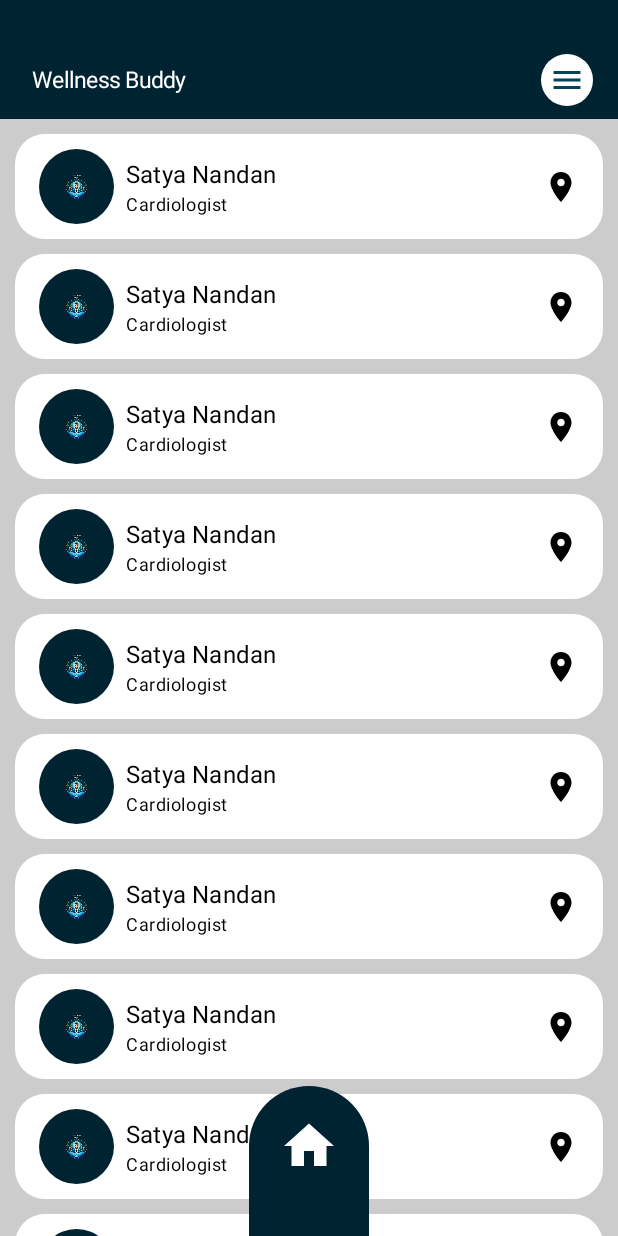
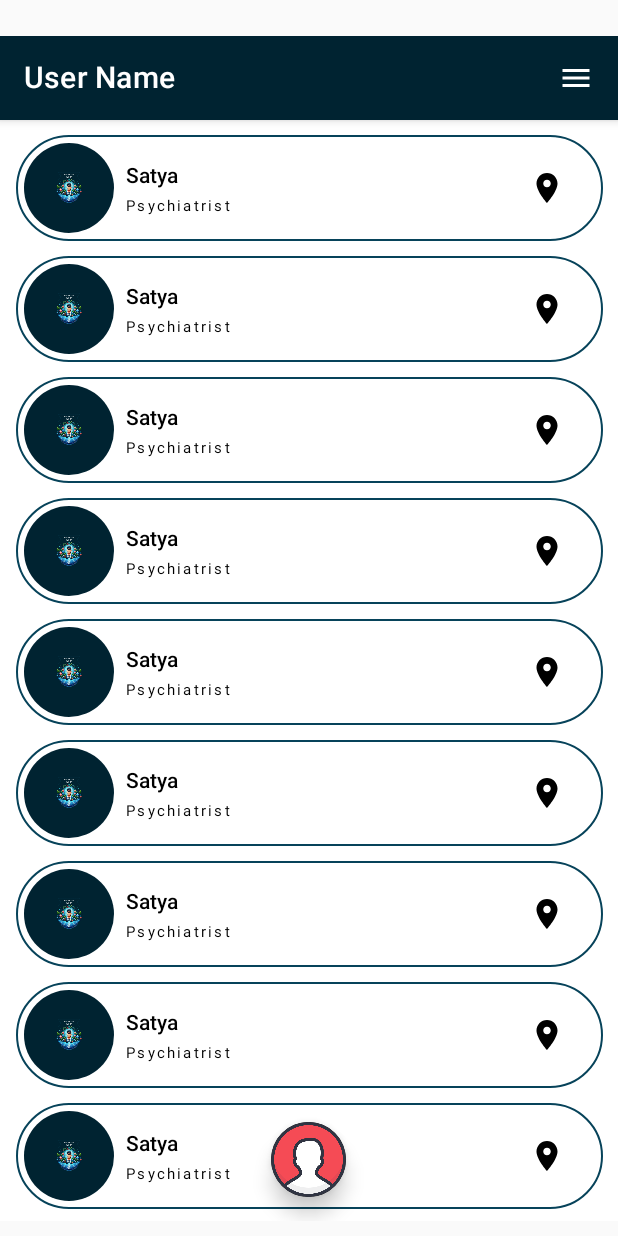
Before and after one commit to S-A-T-Y-A/Mobile_App_Dev_Final_Project, an Android app built with Jetpack Compose: the screen it shows after launch (MainActivity), on a phone screen of 412 x 824 dp. Run offline under Robolectric (Android 15) with nearby library versions, the phone set to English and light mode, and no system bars.

Commit message:
user page updated with scaffold

```diff
--- a/app/src/main/java/com/team3/wellness_buddy/WindowInsets.kt
+++ b/app/src/main/java/com/team3/wellness_buddy/helpers/WindowInsets.kt
@@ -1,4 +1,4 @@
-package com.team3.wellness_buddy
+package com.team3.wellness_buddy.helpers
 
 import android.annotation.SuppressLint
 import android.content.Context
@@ -8,7 +8,7 @@ import androidx.compose.ui.platform.LocalDensity
 import androidx.compose.ui.unit.Dp
 
 @SuppressLint("InternalInsetResource", "DiscouragedApi")
-fun getStatusBarHeight(context: Context): Int {
+private fun getStatusBarHeight(context: Context): Int {
     var result = 0
     val resourceId = context.resources.getIdentifier("status_bar_height", "dimen", "android")
     if (resourceId > 0) {
@@ -18,7 +18,7 @@ fun getStatusBarHeight(context: Context): Int {
 }
 
 @SuppressLint("DiscouragedApi")
-fun getBottomToolBarHeight(context: Context):Int{
+private fun getBottomToolBarHeight(context: Context):Int{
     var result=0
     val resourceId = context.resources.getIdentifier("nav_bar_height", "dimen", "android")
     if (resourceId > 0) {
@@ -36,3 +36,12 @@ fun getWindowStatusBarHeight(): Dp {
     }
     return statusBarHeightDp
 }
+
+@Composable
+fun getWindowToolBarHeight():Dp{
+    val btmToolBarHeight= getBottomToolBarHeight(LocalContext.current)
+    val btmToolBarHeightDp=with(LocalDensity.current){
+        btmToolBarHeight.toDp()
+    }
+    return btmToolBarHeightDp
+}
--- a/app/src/main/java/com/team3/wellness_buddy/register/SignUpForm.kt
+++ b/app/src/main/java/com/team3/wellness_buddy/register/SignUpForm.kt
@@ -22,8 +22,8 @@ import androidx.compose.ui.graphics.Color
 
 import androidx.compose.ui.unit.dp
 import com.team3.wellness_buddy.R
+import com.team3.wellness_buddy.helpers.getWindowToolBarHeight
 import com.team3.wellness_buddy.ui.theme.Custom_Colors
-import com.team3.wellness_buddy.usersList.getWindowToolBarHeight
 
 @OptIn(ExperimentalComposeUiApi::class)
 @Composable
--- a/app/src/main/java/com/team3/wellness_buddy/register/SignUpPage.kt
+++ b/app/src/main/java/com/team3/wellness_buddy/register/SignUpPage.kt
@@ -18,9 +18,10 @@ import androidx.compose.ui.platform.LocalContext
 import androidx.compose.ui.platform.LocalView
 import androidx.compose.ui.tooling.preview.Preview
 import androidx.compose.ui.unit.dp
-import com.team3.wellness_buddy.getWindowStatusBarHeight
+import com.team3.wellness_buddy.helpers.getWindowStatusBarHeight
+import com.team3.wellness_buddy.helpers.getWindowToolBarHeight
 import com.team3.wellness_buddy.ui.theme.Custom_Colors
-import com.team3.wellness_buddy.usersList.getWindowToolBarHeight
+
 
 @OptIn(ExperimentalMaterial3Api::class)
 @Preview(showBackground = true)
--- a/app/src/main/java/com/team3/wellness_buddy/ui/theme/Theme.kt
+++ b/app/src/main/java/com/team3/wellness_buddy/ui/theme/Theme.kt
@@ -65,7 +65,7 @@ fun Wellness_BuddyTheme(
     if (!view.isInEditMode) {
         SideEffect {
             val window = (view.context as Activity).window
-            window.statusBarColor = colorScheme.primary.toArgb()
+            window.statusBarColor = Custom_Colors.Primary_bg.toArgb()
             WindowCompat.getInsetsController(window, view).isAppearanceLightStatusBars = darkTheme
         }
     }
--- /dev/null
+++ b/app/src/main/java/com/team3/wellness_buddy/usersList/UserListContent.kt
@@ -0,0 +1,49 @@
+package com.team3.wellness_buddy.usersList
+
+import androidx.compose.foundation.background
+import androidx.compose.foundation.layout.Box
+import androidx.compose.foundation.layout.Column
+import androidx.compose.foundation.layout.PaddingValues
+import androidx.compose.foundation.layout.Spacer
+import androidx.compose.foundation.layout.fillMaxSize
+import androidx.compose.foundation.layout.height
+import androidx.compose.foundation.layout.imePadding
+import androidx.compose.foundation.layout.navigationBarsPadding
+import androidx.compose.foundation.layout.padding
+import androidx.compose.foundation.rememberScrollState
+import androidx.compose.foundation.verticalScroll
+import androidx.compose.runtime.Composable
+import androidx.compose.ui.Alignment
+import androidx.compose.ui.Modifier
+import androidx.compose.ui.graphics.Color
+import androidx.compose.ui.platform.LocalConfiguration
+import androidx.compose.ui.unit.dp
+import com.team3.wellness_buddy.helpers.getWindowToolBarHeight
+
+@Composable
+//fun UserList(userList:List<User>)
+fun UserListContent(paddingValues: PaddingValues) {
+    val scrollState= rememberScrollState()
+    Column(
+            modifier = Modifier
+                .padding(paddingValues)
+                .imePadding()
+                .fillMaxSize()
+                .verticalScroll(scrollState),
+        horizontalAlignment = Alignment.CenterHorizontally
+
+
+        ) {
+            val name="Satya"
+            val description="Psychiatrist"
+        Spacer(modifier = Modifier.height(10.dp))
+            for(i in 0..10){
+
+                UserListElement(name,description)
+                Spacer(modifier = Modifier.height(10.dp))
+            }
+        Spacer(modifier = Modifier.height(65.dp))
+
+        }
+
+}
--- /dev/null
+++ b/app/src/main/java/com/team3/wellness_buddy/usersList/UserListElement.kt
@@ -0,0 +1,88 @@
+package com.team3.wellness_buddy.usersList
+
+import android.annotation.SuppressLint
+import androidx.compose.foundation.Image
+import androidx.compose.foundation.border
+import androidx.compose.foundation.layout.Box
+import androidx.compose.foundation.layout.Column
+import androidx.compose.foundation.layout.Row
+import androidx.compose.foundation.layout.fillMaxSize
+import androidx.compose.foundation.layout.fillMaxWidth
+import androidx.compose.foundation.layout.height
+import androidx.compose.foundation.layout.padding
+import androidx.compose.foundation.layout.size
+import androidx.compose.foundation.shape.CircleShape
+import androidx.compose.foundation.shape.RoundedCornerShape
+import androidx.compose.material.MaterialTheme
+import androidx.compose.material.Text
+import androidx.compose.material.icons.Icons
+import androidx.compose.material.icons.filled.LocationOn
+import androidx.compose.runtime.Composable
+import androidx.compose.ui.Alignment
+import androidx.compose.ui.Modifier
+import androidx.compose.ui.draw.clip
+import androidx.compose.ui.graphics.Color
+import androidx.compose.ui.res.painterResource
+import androidx.compose.ui.text.style.TextAlign
+import androidx.compose.ui.unit.Dp
+import androidx.compose.ui.unit.dp
+import com.team3.wellness_buddy.R
+import com.team3.wellness_buddy.ui.theme.Custom_Colors
+
+
+@SuppressLint("ResourceType")
+@Composable
+fun UserListElement(name:String,description:String){
+
+    val name=name
+    val description=description
+    val height=60.dp
+    Box(
+        modifier = Modifier
+            .border(1.dp, Custom_Colors.Primary_bg_lite, RoundedCornerShape(50.dp))
+            .fillMaxWidth(0.95f)
+            .padding(5.dp)
+            .padding(start = 0.dp)
+            .height(height)
+    ){
+        Row(
+            modifier = Modifier
+                .fillMaxSize()
+                .padding(end = 20.dp),
+            verticalAlignment = Alignment.CenterVertically
+        ) {
+            // Left: User profile picture
+            Image(
+                painter = painterResource(id = R.raw.wellness_buddy_bg_image), // Replace with your image resource
+                contentDescription = "User profile picture",
+                modifier = Modifier
+                    .size(height)
+                    .clip(CircleShape)
+            )
+
+            // Center: Name and description
+            Column(
+                modifier = Modifier
+                    .weight(1f)
+                    .padding(start = 8.dp)
+            ) {
+                Text(
+                    text = name,
+                    style = MaterialTheme.typography.subtitle2
+                )
+                Text(
+                    text = description,
+                    style = MaterialTheme.typography.overline,
+                    textAlign = TextAlign.Start
+                )
+            }
+
+            // Right: Favorite icon
+            Image(
+                imageVector = Icons.Default.LocationOn,
+                contentDescription = "Location",
+                modifier = Modifier.size(24.dp)
+            )
+        }
+    }
+}
--- a/app/src/main/java/com/team3/wellness_buddy/usersList/UsersListPage.kt
+++ b/app/src/main/java/com/team3/wellness_buddy/usersList/UsersListPage.kt
@@ -2,24 +2,38 @@ package com.team3.wellness_buddy.usersList
 
 
 import android.annotation.SuppressLint
-import android.widget.Space
-import android.widget.Toast
+import androidx.compose.foundation.Image
 import androidx.compose.foundation.background
-import androidx.compose.foundation.layout.Arrangement
+import androidx.compose.foundation.border
 
 import androidx.compose.foundation.layout.Box
-import androidx.compose.foundation.layout.Column
-
-
 import androidx.compose.foundation.layout.Row
 import androidx.compose.foundation.layout.fillMaxHeight
-
 import androidx.compose.foundation.layout.fillMaxSize
 import androidx.compose.foundation.layout.fillMaxWidth
 import androidx.compose.foundation.layout.height
-import androidx.compose.material.BottomNavigation
-import androidx.compose.material.BottomNavigationItem
+
+
+import androidx.compose.foundation.layout.padding
+import androidx.compose.foundation.layout.size
+import androidx.compose.foundation.layout.width
+import androidx.compose.foundation.shape.CircleShape
+import androidx.compose.foundation.shape.RoundedCornerShape
+import androidx.compose.material.BottomAppBar
+import androidx.compose.material.Button
+import androidx.compose.material.FabPosition
+import androidx.compose.material.FloatingActionButton
+import androidx.compose.material.FloatingActionButtonDefaults
+import androidx.compose.material.Icon
+import androidx.compose.material.IconButton
+import androidx.compose.material.MaterialTheme
 import androidx.compose.material.Scaffold
+import androidx.compose.material.Text
+import androidx.compose.material.TopAppBar
+import androidx.compose.material.icons.Icons
+import androidx.compose.material.icons.filled.ArrowBack
+import androidx.compose.material.icons.filled.Home
+import androidx.compose.material.icons.filled.Menu
 
 import androidx.compose.runtime.Composable
 import androidx.compose.runtime.getValue
@@ -30,48 +44,79 @@ import androidx.compose.ui.Alignment
 
 import androidx.compose.ui.Modifier
 import androidx.compose.ui.graphics.Color
+import androidx.compose.ui.graphics.ImageBitmap
 import androidx.compose.ui.platform.LocalContext
+import androidx.compose.ui.res.painterResource
 import androidx.compose.ui.tooling.preview.Preview
+import androidx.compose.ui.unit.dp
+import com.team3.wellness_buddy.R
+import com.team3.wellness_buddy.helpers.getWindowStatusBarHeight
+import com.team3.wellness_buddy.helpers.getWindowToolBarHeight
+import com.team3.wellness_buddy.register.MyCustomIcon
+import com.team3.wellness_buddy.register.SignUpForm
+import com.team3.wellness_buddy.register.loadMyIcon
+import com.team3.wellness_buddy.ui.theme.Custom_Colors
 
 
-@SuppressLint("SuspiciousIndentation")
-@Preview
+@SuppressLint("SuspiciousIndentation", "ResourceType")
+@Preview(showBackground = true)
 @Composable
 fun UsersListPage(){
     val context= LocalContext.current
+   Scaffold(
+        modifier = Modifier
+            .padding(
+                top = getWindowStatusBarHeight(),
+                bottom = getWindowToolBarHeight() + 10.dp
+            ),
 
-//        Column{
-//
-//
-//            UserList()
-//
-//
-//        }
-//    BottomMenuBar()
-
-    Column(
-        modifier = Modifier
-            .fillMaxSize().background(Color.LightGray)
-        ) {
-        NavigationBar {
-                Toast.makeText(context,"Menu Clicked",Toast.LENGTH_SHORT).show()
-            }
-        Box(
-            modifier = Modifier
-                .fillMaxSize(),
-            contentAlignment = Alignment.BottomCenter
-        ){
-        UserList()
-        BottomMenuBar()
-
-        }
+        topBar = {
+            TopAppBar(
+                {
+                    Box(
+                        modifier = Modifier
+                            .background(Color.Transparent)
+                    ) {
+                        Text(text = "User Name")
+                    }
+                },
+                backgroundColor = Custom_Colors.Primary_bg,
+                contentColor = Color.White,
+                actions = {
+                    IconButton(onClick = { /* Handle left icon click */ }) {
+                        Icon(
+                            Icons.Filled.Menu,
+                            contentDescription = "Menu",
+                            tint = Color.White
+                        )
+                    }
+                },
 
 
+            )
+        },
 
+       floatingActionButton = {
 
+           val myIconBitmap= loadMyIcon(iconImage = R.raw.user, altText = "ProfilePicture")
+           FloatingActionButton(
+               onClick = { /* Handle FAB click */ },
+               modifier = Modifier
+                   .size(50.dp),
+               backgroundColor = Color.Black, // Set your desired FAB background color // Set your desired FAB content color
+               elevation = FloatingActionButtonDefaults.elevation(defaultElevation = 8.dp),
+//               shape = CircleShape
+           ) {
 
-    }
+               Image(
+                   modifier = Modifier.
+                   fillMaxSize(),
+                   painter = painterResource(id = R.raw.user), contentDescription ="user" )
+           }
+       },
+       floatingActionButtonPosition = FabPosition.Center,
 
+    ) { innerPadding ->
 
-
-    }
+       UserListContent(innerPadding)
+   }}
--- a/app/src/main/java/com/team3/wellness_buddy/usersList/topNav_userList_bottomNav.kt
+++ /dev/null
@@ -1,258 +0,0 @@
-package com.team3.wellness_buddy.usersList
-
-
-import android.annotation.SuppressLint
-import androidx.compose.foundation.background
-import androidx.compose.foundation.layout.*
-import androidx.compose.foundation.shape.RoundedCornerShape
-import androidx.compose.material.Icon
-import androidx.compose.material.IconButton
-import androidx.compose.material.Text
-
-import androidx.compose.material.icons.Icons
-import androidx.compose.material.icons.filled.AccountCircle
-import androidx.compose.material.icons.filled.Menu
-import androidx.compose.runtime.Composable
-import androidx.compose.ui.Alignment
-import androidx.compose.ui.Modifier
-import androidx.compose.ui.graphics.Color
-import androidx.compose.ui.graphics.vector.ImageVector
-
-import androidx.compose.ui.platform.LocalContext
-import androidx.compose.ui.platform.LocalDensity
-import androidx.compose.ui.semantics.Role.Companion.Image
-import androidx.compose.ui.unit.Dp
-
-import androidx.compose.ui.unit.dp
-import androidx.compose.ui.unit.sp
-import com.team3.wellness_buddy.Values
-import com.team3.wellness_buddy.getBottomToolBarHeight
-import com.team3.wellness_buddy.getStatusBarHeight
-import com.team3.wellness_buddy.ui.theme.Custom_Colors
-
-import androidx.compose.foundation.Image
-
-
-import androidx.compose.foundation.rememberScrollState
-import androidx.compose.foundation.shape.CircleShape
-import androidx.compose.foundation.verticalScroll
-import androidx.compose.material.BottomNavigation
-import androidx.compose.material.BottomNavigationItem
-import androidx.compose.material.MaterialTheme.typography
-import androidx.compose.material.Scaffold
-import androidx.compose.material.icons.filled.Add
-import androidx.compose.material.icons.filled.Favorite
-import androidx.compose.material.icons.filled.Home
-import androidx.compose.material.icons.filled.LocationOn
-import androidx.compose.material3.BottomAppBar
-import androidx.compose.material3.NavigationBarItemDefaults
-import androidx.compose.material3.rememberTopAppBarState
-import androidx.compose.runtime.getValue
-import androidx.compose.runtime.mutableStateOf
-import androidx.compose.runtime.remember
-import androidx.compose.runtime.setValue
-import androidx.compose.ui.Alignment.Companion.CenterVertically
-import androidx.compose.ui.draw.clip
-import androidx.compose.ui.platform.LocalConfiguration
-import androidx.compose.ui.res.painterResource
-import androidx.compose.ui.text.style.TextAlign
-import androidx.compose.ui.tooling.preview.Preview
-
-import com.team3.wellness_buddy.R
-import com.team3.wellness_buddy.getWindowStatusBarHeight
-
-@Composable
-fun getTopNavHeight(): Dp {
-    return getWindowStatusBarHeight() + 55.dp
-}
-
-
-
-@Composable
-fun getWindowToolBarHeight():Dp{
-    val btmToolBarHeight= getBottomToolBarHeight(LocalContext.current)
-    val btmToolBarHeightDp=with(LocalDensity.current){
-        btmToolBarHeight.toDp()
-    }
-    return btmToolBarHeightDp
-}
-
-@Composable
-fun getBottomToolHeight():Dp{
-    return getWindowToolBarHeight()+100.dp
-}
-
-
-var usersList_height=0.dp
-
-@Composable
-fun NavigationBar(onGearIconClick: () -> Unit) {
-
-
-    Box(
-        modifier = Modifier
-            .fillMaxWidth()
-            .height(getTopNavHeight())
-            .background(Custom_Colors.Primary_bg),
-
-    ) {
-        // Text field
-        Row(modifier = Modifier
-            .fillMaxWidth()
-            .padding(top = getWindowStatusBarHeight() + 5.dp, start = 5.dp, end = 10.dp),
-            verticalAlignment = CenterVertically,
-            horizontalArrangement = Arrangement.SpaceBetween) {
-            Text(
-                text = Values.app_name ,
-                modifier = Modifier.padding(start = 16.dp),
-                color = Color.White,
-                fontSize = 15.sp
-            )
-
-            // Gear icon
-            IconButton(onClick = { onGearIconClick() }) {
-                Icon(
-                    modifier = Modifier
-                        .background(color = Color.White, RoundedCornerShape(20.dp))
-                        .padding(5.dp),
-                    imageVector = Icons.Default.Menu,
-                    contentDescription = "Settings",
-                    tint = Custom_Colors.Primary_bg_lite
-                )
-            }
-        }
-
-    }
-}
-
-@SuppressLint("ResourceType")
-@Composable
-fun UserListElement(){
-
-    val name="Satya Nandan"
-    val description="Cardiologist"
-    Box(
-        modifier = Modifier
-            .fillMaxWidth()
-            .padding(start = 10.dp, end = 10.dp, top = 10.dp)
-            .height(70.dp)
-            .background(Color.White, RoundedCornerShape(20.dp))
-    ){
-        Row(
-            modifier = Modifier
-                .fillMaxSize()
-                .padding(horizontal = 16.dp),
-            verticalAlignment = CenterVertically
-        ) {
-            // Left: User profile picture
-            Image(
-                painter = painterResource(id = R.raw.wellness_buddy_bg_image), // Replace with your image resource
-                contentDescription = "User profile picture",
-                modifier = Modifier
-                    .size(50.dp)
-                    .clip(CircleShape)
-            )
-
-            // Center: Name and description
-            Column(
-                modifier = Modifier
-                    .weight(1f)
-                    .padding(start = 8.dp)
-            ) {
-                Text(
-                    text = name,
-                    style = typography.subtitle1
-                )
-                Text(
-                    text = description,
-                    style = typography.caption,
-                    textAlign = TextAlign.Start
-                )
-            }
-
-            // Right: Favorite icon
-            Image(
-                imageVector = Icons.Default.LocationOn,
-                contentDescription = "Favorite",
-                modifier = Modifier.size(24.dp)
-            )
-        }
-    }
-}
-
-
-@Composable
-//fun UserList(userList:List<User>)
-fun UserList() {
-    val scrollState= rememberScrollState()
-
-    val screenHeight= LocalConfiguration.current.screenHeightDp.dp
-
-    val height_req=screenHeight-(getTopNavHeight()+ getBottomToolHeight())
-    usersList_height=height_req
-    Box(
-        modifier = Modifier
-            .fillMaxSize()
-//            .height(height_req)
-            .background(Color.LightGray)
-            .verticalScroll(scrollState)
-            .padding(bottom = getBottomToolHeight())
-
-    ){
-        Column {
-            for(i in 0..20){
-
-                UserListElement()
-            }
-
-        }
-
-
-    }
-}
-
-
-
-@SuppressLint("ResourceType")
-@OptIn(ExperimentalLayoutApi::class)
-@Preview
-@Composable
-fun BottomMenuBar(){
-    var selected by remember{
-        mutableStateOf(0)
-    }
-
-        // Floating icon
-        Box(
-            modifier = Modifier
-                .width(80.dp)
-                .background(
-                    Custom_Colors.Primary_bg,
-                    RoundedCornerShape(topStart = 40.dp, topEnd = 40.dp)
-                )
-                .padding()
-                .height(getBottomToolHeight())
-
-
-        ) {
-            Icon(
-                imageVector =Icons.Default.Home,
-                contentDescription = "Add",
-                modifier = Modifier
-                    .align(Alignment.TopCenter)
-                    .padding(vertical = 20.dp)
-                    .size(40.dp),
-                tint = Color.White
-            )
-
-//            Image(
-//                painter = painterResource(id = R.raw.wellness_buddy_bg_image), // Replace with your image resource
-//                contentDescription = "User profile picture",
-//                modifier = Modifier
-//                    .size(100.dp)
-//                    .clip(CircleShape)
-//            )
-        }
-
-
-}
```
